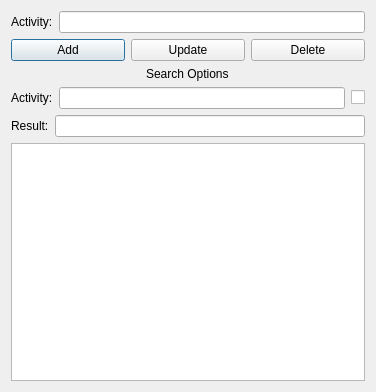
Above: UI_RAW/Activities.ui from GreenBeanio/Kimberly-s-Delicious-Dozen-Tracker before the change. Below: the same form after it.
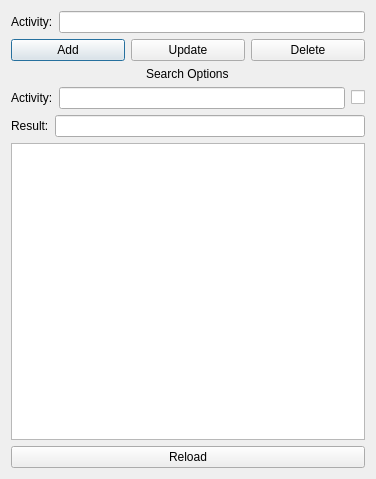
That is the form after the change.

What changed in the file:
```diff
--- a/UI_RAW/Activities.ui
+++ b/UI_RAW/Activities.ui
@@ -7,7 +7,7 @@
     <x>0</x>
     <y>0</y>
     <width>376</width>
-    <height>392</height>
+    <height>479</height>
    </rect>
   </property>
   <property name="windowTitle">
@@ -15,7 +15,7 @@
   </property>
   <layout class="QGridLayout" name="gridLayout">
    <item row="0" column="0">
-    <layout class="QVBoxLayout" name="MainLayout" stretch="0,0,3">
+    <layout class="QVBoxLayout" name="MainLayout" stretch="0,0,3,0">
      <item>
       <layout class="QHBoxLayout" name="ActivityLayout">
        <item>
@@ -118,6 +118,13 @@
      <item>
       <widget class="QTableView" name="ActivityTable"/>
      </item>
+     <item>
+      <widget class="QPushButton" name="Reload">
+       <property name="text">
+        <string>Reload</string>
+       </property>
+      </widget>
+     </item>
     </layout>
    </item>
   </layout>
```
